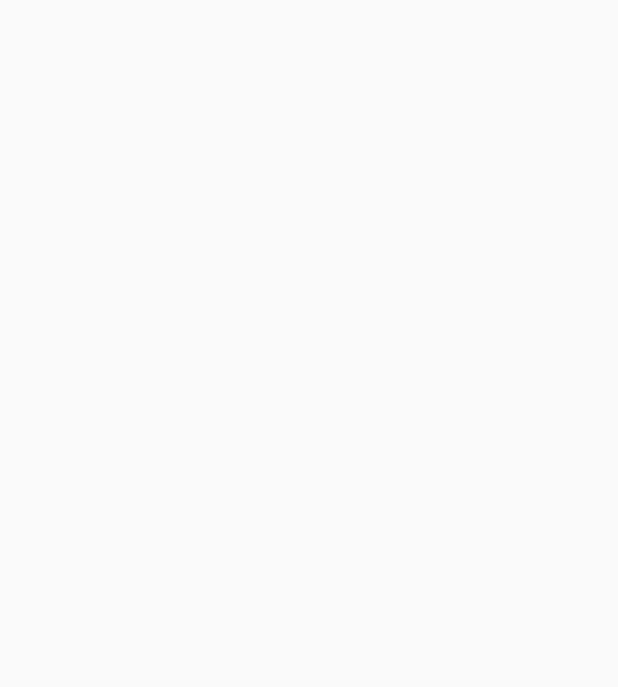
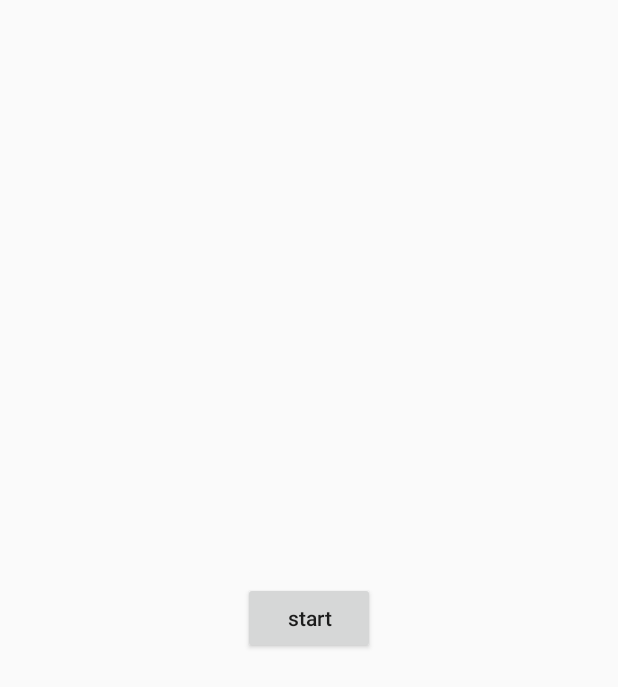
Before and after one commit to Aurora-XD/Thread, an Android app: the RxActivity screen opened directly, with no data from a screen before it, on a phone screen of 412 x 824 dp. Before the commit the part shown is empty. Shown: the top 687 px of the screen. Run offline under Robolectric (Android 15) with nearby library versions, the phone set to English and light mode, and no system bars.

Commit message:
add rx_start button

```diff
--- a/app/src/main/res/layout/activity_rx.xml
+++ b/app/src/main/res/layout/activity_rx.xml
@@ -1,9 +1,17 @@
 <?xml version="1.0" encoding="utf-8"?>
-<androidx.constraintlayout.widget.ConstraintLayout xmlns:android="http://schemas.android.com/apk/res/android"
+<LinearLayout xmlns:android="http://schemas.android.com/apk/res/android"
     xmlns:app="http://schemas.android.com/apk/res-auto"
     xmlns:tools="http://schemas.android.com/tools"
     android:layout_width="match_parent"
     android:layout_height="match_parent"
-    tools:context=".RxActivity">
+    tools:context=".RxActivity"
+    android:gravity="center">
 
-</androidx.constraintlayout.widget.ConstraintLayout>
+    <Button
+        android:id="@+id/rx_start"
+        android:layout_width="wrap_content"
+        android:layout_height="wrap_content"
+        android:text="@string/text_button_rx_start"
+        android:textAllCaps="false"/>
+
+</LinearLayout>
--- a/app/src/main/res/values/strings.xml
+++ b/app/src/main/res/values/strings.xml
@@ -2,5 +2,6 @@
     <string name="app_name">Thread</string>
     <string name="text_button_thread">Thread Practices</string>
     <string name="text_button_start">start</string>
+    <string name="text_button_rx_start">start</string>
     <string name="text_button_rx">RxJava Practices</string>
 </resources>
```
